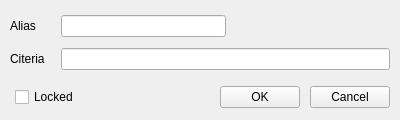
Qt form lib/gii/AssetEditor/TagMatchCiteriaEdit.ui (tommo/gii) before a commit.
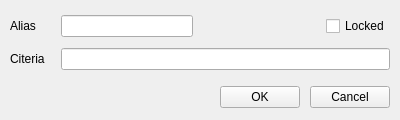
The same form after that commit.

The edit to the form file:
```diff
--- a/lib/gii/AssetEditor/TagMatchCiteriaEdit.ui
+++ b/lib/gii/AssetEditor/TagMatchCiteriaEdit.ui
@@ -78,6 +78,13 @@
        </property>
       </spacer>
      </item>
+     <item>
+      <widget class="QCheckBox" name="checkLocked">
+       <property name="text">
+        <string>Locked</string>
+       </property>
+      </widget>
+     </item>
     </layout>
    </item>
    <item>
@@ -126,13 +133,6 @@
      <property name="topMargin">
       <number>0</number>
      </property>
-     <item>
-      <widget class="QCheckBox" name="checkLocked">
-       <property name="text">
-        <string>Locked</string>
-       </property>
-      </widget>
-     </item>
      <item>
       <spacer name="horizontalSpacer">
        <property name="orientation">
```
Left out of the diff: 12 changed lines with no effect on the pictures.
